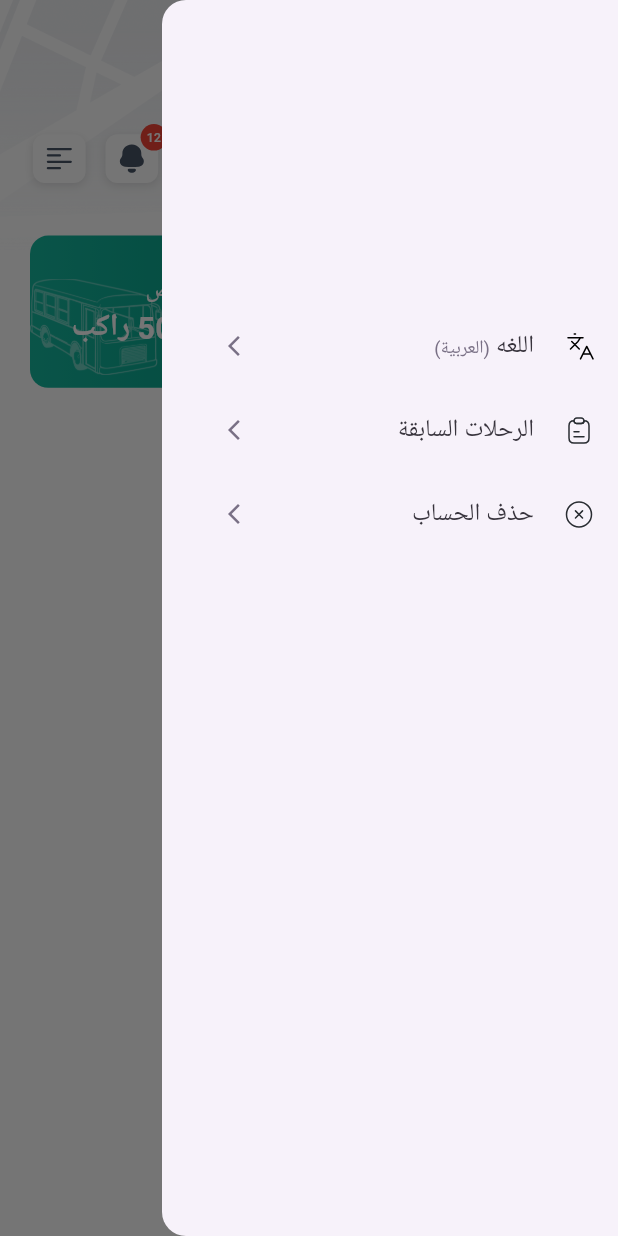
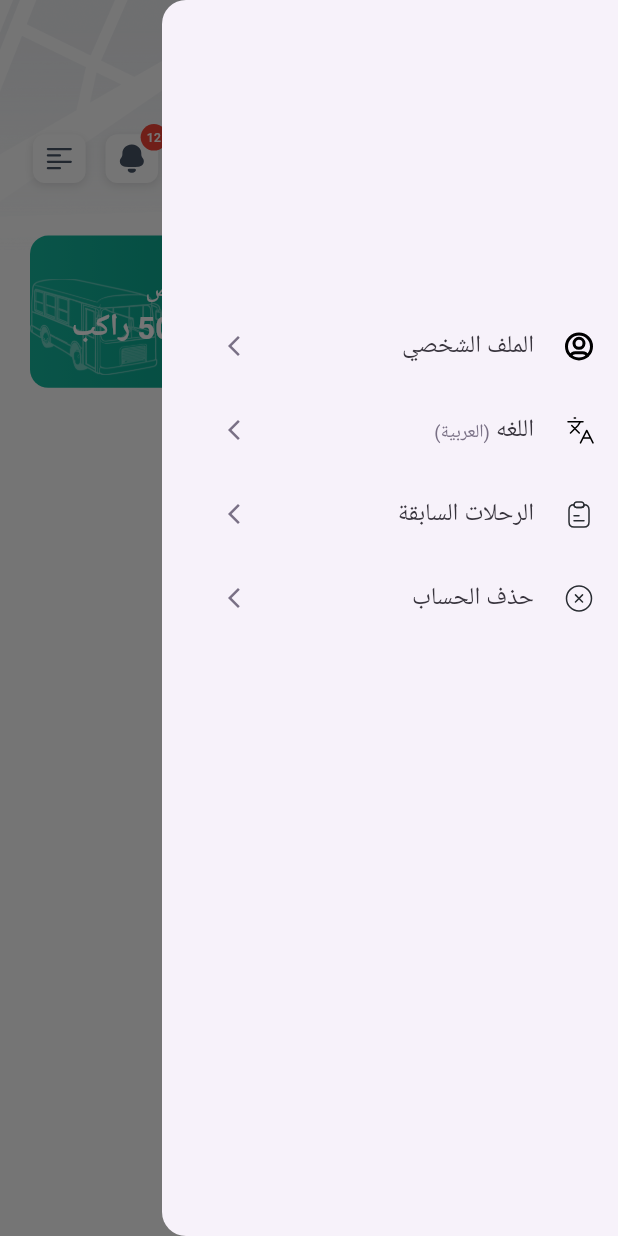
Before and after one commit to RanaElsonbaty/transports, a Flutter app: the HomeView screen opened by its route, with the side drawer open, on a phone screen of 412 x 824 dp. Run offline on Flutter 3.47's test engine with Material 3 defaults, Android fonts, the light colour scheme and no system bars; our stand-ins replace animate_do, bloc, dartz, dio, dotted_border, easy_localization and 11 more; accounts and stored records are empty.

Commit message:
finish profile design

```diff
--- a/lib/core/routing/app_routing.dart
+++ b/lib/core/routing/app_routing.dart
@@ -9,5 +9,6 @@ class Routes {
   static const String success  = 'success';
   static const String profile  = 'profile';
   static const String bus  = 'bus';
+  static const String myProfile  = 'myProfile';
 
 }
--- a/lib/core/routing/routes.dart
+++ b/lib/core/routing/routes.dart
@@ -10,6 +10,7 @@ import 'package:transports/features/auth/register/presentation/view_model/cubits
 import 'package:transports/features/home/presentation/view/home_view.dart';
 import 'package:transports/features/home/presentation/view/profile_view.dart';
 import 'package:transports/features/home/presentation/view_model/seats_cubit/seats_cubit.dart';
+import 'package:transports/features/profile/presentation/view/my_profile_view.dart';
 import 'package:transports/features/splash/presentation/view/second_splash_view.dart';
 import 'package:transports/features/splash/presentation/view/splash_view.dart';
 
@@ -43,6 +44,8 @@ class AppRoutes {
         return MaterialPageRoute(builder: (_) => SuccessView());
       case Routes.profile:
         return MaterialPageRoute(builder: (_) => ProfileView());
+      case Routes.myProfile:
+        return MaterialPageRoute(builder: (_) => MyProfileView());
       default:
         return MaterialPageRoute(builder: (_) => Container());
     }
--- a/lib/core/theming/colors.dart
+++ b/lib/core/theming/colors.dart
@@ -26,5 +26,4 @@ class AppColors {
   static const Color whiteColor = Color(0xffFFFFFF);
   static const Color greenColor = Color(0xff7ed957);
     static const Color red = Colors.red;
-
 }
--- a/lib/core/theming/images.dart
+++ b/lib/core/theming/images.dart
@@ -8,4 +8,5 @@ class AppImages{
   static const String gallery ='assets/images/gallery.png';
   static const String person ='assets/images/person.png';
   static const String logo ='assets/images/logo.png';
+  static const String avatar ='assets/images/Avatar.png';
 }
--- a/lib/core/theming/styles.dart
+++ b/lib/core/theming/styles.dart
@@ -55,6 +55,12 @@ class TextStyles {
     overflow: TextOverflow.ellipsis,
     color: AppColors.lightBlackColor,
     fontWeight: FontWeight.w500,
+    fontSize:14.sp,
+  );
+  static final font14LightBlack400Weight = TextStyle(
+    overflow: TextOverflow.ellipsis,
+    color: AppColors.lightBlackColor,
+    fontWeight: FontWeight.w400,
     fontSize:14.sp,
   );
   static final font14SeatBlack500Weight = TextStyle(
--- a/lib/features/home/presentation/view/widget/custom_drawer.dart
+++ b/lib/features/home/presentation/view/widget/custom_drawer.dart
@@ -1,6 +1,8 @@
 import 'package:flutter/material.dart';
 import 'package:flutter_screenutil/flutter_screenutil.dart';
 import 'package:flutter_svg/flutter_svg.dart';
+import 'package:transports/core/helper_function/extension.dart';
+import 'package:transports/core/routing/app_routing.dart';
 import 'package:transports/core/theming/colors.dart';
 import 'package:transports/core/theming/icons.dart';
 
@@ -16,6 +18,17 @@ class CustomDrawer extends StatelessWidget {
         child: Column(
           children: [
             SizedBox(height: 200.h,),
+            ListTile(
+              leading: SvgPicture.asset(
+                AppIcons.userCircle,
+                colorFilter: ColorFilter.mode(AppColors.blackColor, BlendMode.srcIn),
+              ),
+                title: Text('الملف الشخصي', textAlign: TextAlign.right,style: TextStyles.font16DarkGrey400Weight),
+              trailing: IconButton(onPressed: (){}, icon: Icon(Icons.arrow_forward_ios,color: AppColors.arrowColor,size: 16,)),
+              onTap: () {
+                context.pushNamed(Routes.myProfile);
+              },
+            ),
             ListTile(
               leading: SvgPicture.asset(AppIcons.language),
               title: Text.rich(
```
Also changed, not shown: lib/features/profile/presentation/view/my_profile_view.dart (added, +75 -0 lines), lib/features/profile/presentation/view/widget/custom_text-field.dart (added, +54 -0 lines), assets/images/Avatar.png (added), pubspec.lock, 1 other file.
